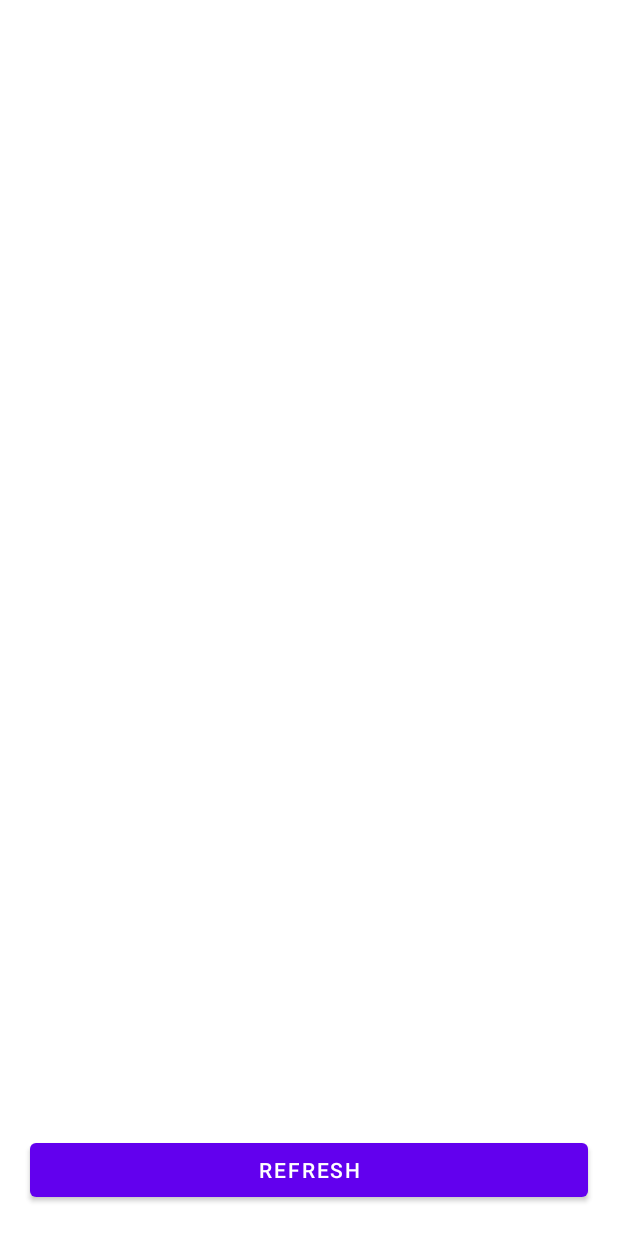
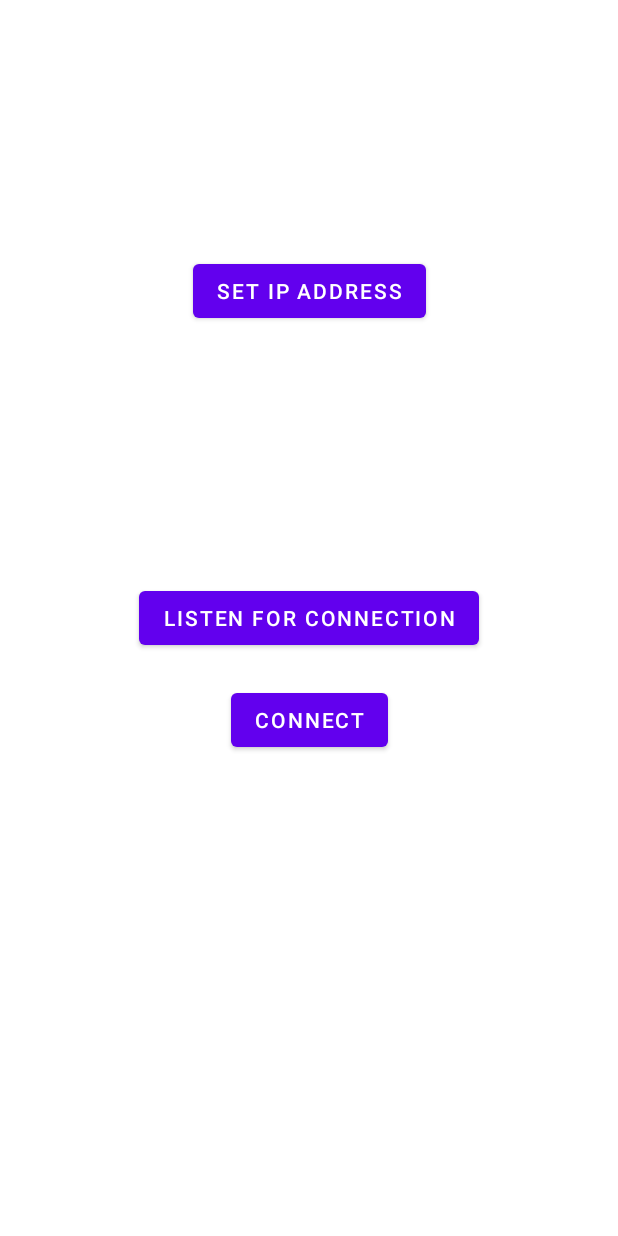
Before and after one commit to Nailu776/Studies-2022_I_ST_PTM, an Android app: the screen it shows after launch (VersusGameActivity before the commit, ConnectActivity after it), after a tap on "PLAY VERSUS", on a phone screen of 412 x 824 dp. Run offline under Robolectric (Android 15) with nearby library versions, the phone set to English and light mode, and no system bars.

```diff
--- a/Tetris/app/src/main/java/com/example/tetris/MainActivity.kt
+++ b/Tetris/app/src/main/java/com/example/tetris/MainActivity.kt
@@ -71,7 +71,7 @@ class MainActivity : AppCompatActivity(), View.OnClickListener {
             }
             play_versus_button -> {
                 startActivity(
-                    Intent(this, VersusGameActivity::class.java))
+                    Intent(this, ConnectActivity::class.java))
             }
             settings_button -> {
                 startActivityForResult(
--- a/Tetris/app/src/main/java/com/example/tetris/VersusGameActivity.kt
+++ /dev/null
@@ -1,79 +0,0 @@
-package com.example.tetris
-
-import android.app.Activity
-import android.bluetooth.BluetoothAdapter
-import android.bluetooth.BluetoothDevice
-import android.content.Intent
-import androidx.appcompat.app.AppCompatActivity
-import android.os.Bundle
-import android.util.Log
-import android.widget.*
-import androidx.recyclerview.widget.RecyclerView
-
-class VersusGameActivity : AppCompatActivity() {
-
-    private var bluetoothAdapter: BluetoothAdapter? = null
-    private lateinit var pairedDevices: Set<BluetoothDevice>
-    private val REQEST_ENABLE_BLUETOOTH = 1
-
-    companion object {
-        val EXTRA_ADDRESS: String = "Device_address"
-    }
-
-    override fun onCreate(savedInstanceState: Bundle?) {
-        super.onCreate(savedInstanceState)
-        setContentView(R.layout.activity_versus_game)
-
-        bluetoothAdapter = BluetoothAdapter.getDefaultAdapter()
-        if(bluetoothAdapter==null){
-            Toast.makeText(this.applicationContext, "This device doesn't support bluetooth.", Toast.LENGTH_SHORT).show()
-        }
-        if(!bluetoothAdapter!!.isEnabled){
-            val enableBluetoothIntent = Intent(BluetoothAdapter.ACTION_REQUEST_ENABLE)
-            startActivityForResult(enableBluetoothIntent, REQEST_ENABLE_BLUETOOTH)
-        }
-
-        findViewById<Button>(R.id.select_device_refresh).setOnClickListener{pairedDeviceList()}
-    }
-    private fun pairedDeviceList(){
-        pairedDevices = bluetoothAdapter!!.bondedDevices
-        val list : ArrayList<BluetoothDevice> = ArrayList()
-
-        if(!pairedDevices.isEmpty()){
-            for(device: BluetoothDevice in pairedDevices){
-                list.add(device)
-                Log.i("device", ""+device)
-            }
-        } else{
-            Toast.makeText(this.applicationContext, "No paired devices found.", Toast.LENGTH_SHORT).show()
-        }
-
-        val adapter = ArrayAdapter(this, android.R.layout.simple_list_item_1, list)
-        findViewById<ListView>(R.id.select_device_list).adapter = adapter
-        findViewById<ListView>(R.id.select_device_list).onItemClickListener = AdapterView.OnItemClickListener {_,_, position, _ ->
-            val device: BluetoothDevice = list[position]
-            val address: String = device.address
-
-            val intent = Intent(this, ControlActivity::class.java)
-            intent.putExtra(EXTRA_ADDRESS, address)
-            startActivity(intent)
-        }
-    }
-
-    override fun onActivityResult(requestCode: Int, resultCode: Int, data: Intent?){
-        super.onActivityResult(requestCode, resultCode, data)
-        if(requestCode == REQEST_ENABLE_BLUETOOTH) {
-            if(resultCode == Activity.RESULT_OK) {
-                if(bluetoothAdapter!!.isEnabled) {
-                    Toast.makeText(this.applicationContext, "Bluetooth has been enabled", Toast.LENGTH_SHORT).show()
-                }
-                else{
-                    Toast.makeText(this.applicationContext, "Bluetooth has been enabled", Toast.LENGTH_SHORT).show()
-                }
-            }
-            else if (resultCode == Activity.RESULT_CANCELED){
-                Toast.makeText(this.applicationContext, "Bluetooth enabling has been canceled", Toast.LENGTH_SHORT).show()
-            }
-        }
-    }
-}
--- /dev/null
+++ b/Tetris/app/src/main/res/layout/activity_connect.xml
@@ -0,0 +1,39 @@
+<?xml version="1.0" encoding="utf-8"?>
+<androidx.constraintlayout.widget.ConstraintLayout xmlns:android="http://schemas.android.com/apk/res/android"
+    xmlns:app="http://schemas.android.com/apk/res-auto"
+    xmlns:tools="http://schemas.android.com/tools"
+    android:layout_width="match_parent"
+    android:layout_height="match_parent">
+
+    <Button
+        android:id="@+id/listen"
+        android:layout_width="wrap_content"
+        android:layout_height="wrap_content"
+        android:text="Listen for connection"
+        app:layout_constraintBottom_toBottomOf="parent"
+        app:layout_constraintEnd_toEndOf="parent"
+        app:layout_constraintStart_toStartOf="parent"
+        app:layout_constraintTop_toTopOf="parent" />
+
+    <Button
+        android:id="@+id/SetIp"
+        android:layout_width="wrap_content"
+        android:layout_height="wrap_content"
+        android:text="Set IP address"
+        app:layout_constraintBottom_toTopOf="@+id/listen"
+        app:layout_constraintEnd_toEndOf="parent"
+        app:layout_constraintStart_toStartOf="parent"
+        app:layout_constraintTop_toTopOf="parent" />
+
+    <Button
+        android:id="@+id/connect"
+        android:layout_width="wrap_content"
+        android:layout_height="wrap_content"
+        android:layout_marginTop="20dp"
+        android:text="Connect"
+        app:layout_constraintEnd_toEndOf="parent"
+        app:layout_constraintStart_toStartOf="parent"
+        app:layout_constraintTop_toBottomOf="@+id/listen" />
+
+    \
+</androidx.constraintlayout.widget.ConstraintLayout>
--- a/Tetris/app/src/main/res/layout/activity_main.xml
+++ b/Tetris/app/src/main/res/layout/activity_main.xml
@@ -1,5 +1,4 @@
 <?xml version="1.0" encoding="utf-8"?>
-<!-- Kontener na całe menu gry-->
 <androidx.constraintlayout.widget.ConstraintLayout xmlns:android="http://schemas.android.com/apk/res/android"
     xmlns:app="http://schemas.android.com/apk/res-auto"
     xmlns:tools="http://schemas.android.com/tools"
--- a/Tetris/app/src/main/res/layout/activity_versus_game.xml
+++ /dev/null
@@ -1,33 +0,0 @@
-<?xml version="1.0" encoding="utf-8"?>
-<androidx.constraintlayout.widget.ConstraintLayout xmlns:android="http://schemas.android.com/apk/res/android"
-    xmlns:app="http://schemas.android.com/apk/res-auto"
-    xmlns:tools="http://schemas.android.com/tools"
-    android:layout_width="match_parent"
-    android:layout_height="match_parent"
-    tools:context=".VersusGameActivity">
-
-    <ListView
-        android:id="@+id/select_device_list"
-        android:layout_width="wrap_content"
-        android:layout_height="0dp"
-        android:layout_marginBottom="10dp"
-        app:layout_constraintBottom_toTopOf="@+id/select_device_refresh"
-        app:layout_constraintEnd_toEndOf="parent"
-        app:layout_constraintStart_toStartOf="parent"
-        app:layout_constraintTop_toTopOf="parent"
-        app:layout_constraintVertical_bias="1.0" />
-
-    <Button
-        android:id="@+id/select_device_refresh"
-        android:layout_width="0dp"
-        android:layout_height="wrap_content"
-        android:layout_marginStart="20dp"
-        android:layout_marginEnd="20dp"
-        android:layout_marginBottom="20dp"
-        android:text="@string/refresh"
-        app:layout_constraintBottom_toBottomOf="parent"
-        app:layout_constraintEnd_toEndOf="parent"
-        app:layout_constraintStart_toStartOf="parent" />
-
-
-</androidx.constraintlayout.widget.ConstraintLayout>
```
Also changed, not shown: Tetris/app/src/main/AndroidManifest.xml (+6 -3 lines), Tetris/app/src/main/java/com/example/tetris/ConnectActivity.kt (added, +77 -0 lines), Tetris/app/src/main/java/com/example/tetris/ControlActivity.kt (deleted, +0 -123 lines), Tetris/app/src/main/java/com/example/tetris/VersusActivity.kt (added, +41 -0 lines), Tetris/app/src/main/res/layout/activity_versus.xml (renamed from Tetris/app/src/main/res/layout/control_layout.xml).
